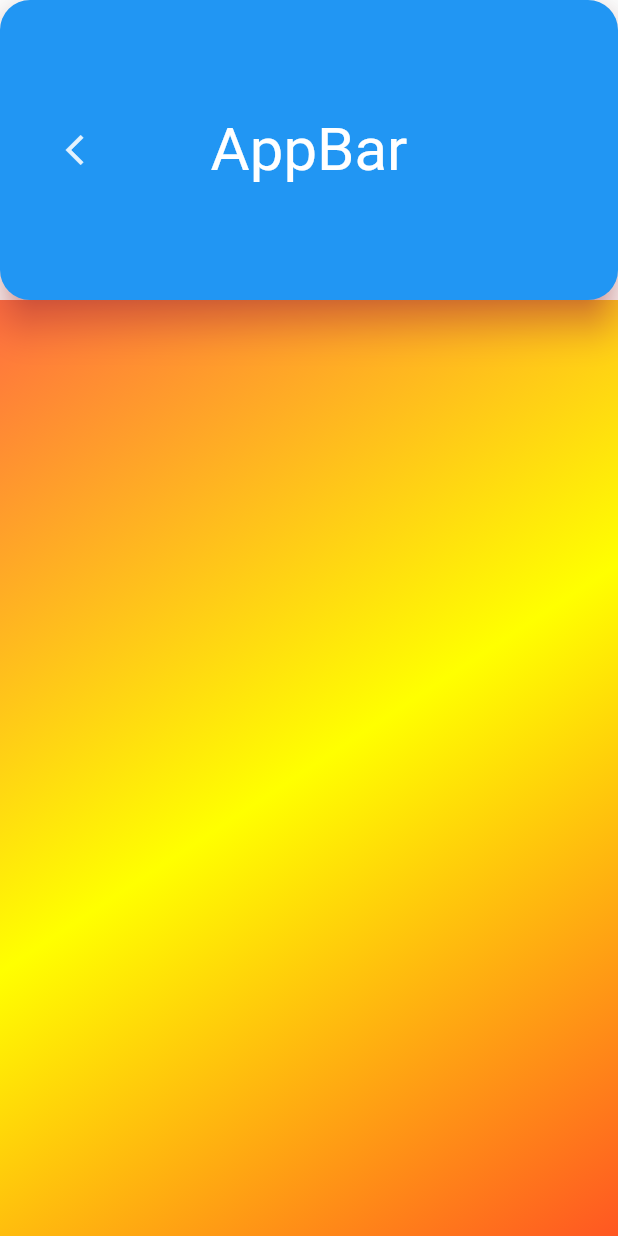
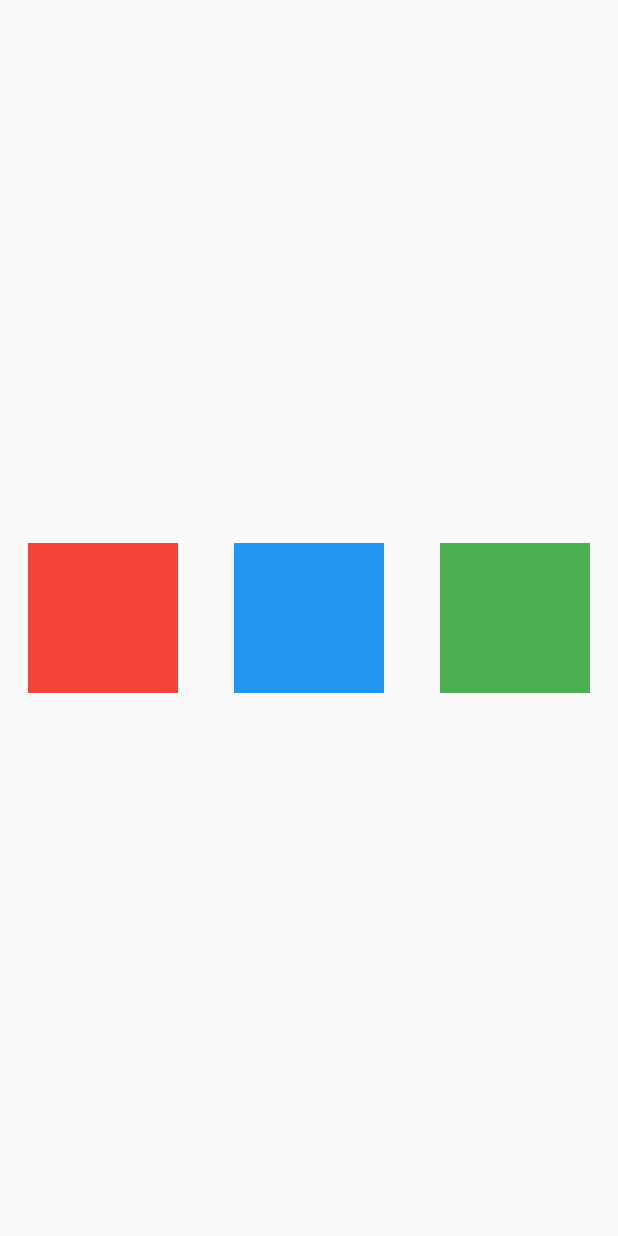
Before and after one commit to Swathypalaniappan/Flutter_Examples, a Flutter app: the screen it shows after launch, on a phone screen of 412 x 824 dp. Run offline on Flutter 3.47's test engine with Material 2 defaults, Android fonts, the phone set to English and light mode, and no system bars.

```diff
--- a/app/lib/main.dart
+++ b/app/lib/main.dart
@@ -1,6 +1,6 @@
 import 'package:flutter/material.dart';
 
-void main() {
+void main(){
   runApp(Home());
 }
 
@@ -8,62 +8,72 @@ class Home extends StatelessWidget {
   @override
   Widget build(BuildContext context) {
     return MaterialApp(
-      home: FirstPage(),
-      title: "appbar",
+      home:First(),
+      title:"Columns and Rows",
       debugShowCheckedModeBanner: false,
     );
   }
 }
 
-class FirstPage extends StatelessWidget {
+// class First extends StatelessWidget {
+//   @override
+//   Widget build(BuildContext context) {
+//     return Scaffold(
+//       body:Center(
+//         child:Column(
+//         //mainAxisSize:MainAxisSize.max,
+//         mainAxisAlignment:MainAxisAlignment.spaceBetween,
+//         crossAxisAlignment:CrossAxisAlignment.center,
+//         children:<Widget>[
+//           Container(
+//             width:100,
+//             height: 100,
+//             color:Colors.red,
+//           ),
+//           Container(
+//             width:100,
+//             height: 100,
+//             color:Colors.blue,
+//           ),
+//           Container(
+//             width:100,
+//             height: 100,
+//             color:Colors.green,
+//           ),
+//         ],
+//       ),
+//     ));
+//   }
+// }
+
+
+class First extends StatelessWidget{
   @override
-  Widget build(BuildContext context) {
-    return SafeArea(
-      child: Scaffold(
-        appBar: AppBar(
-            backgroundColor:Colors.blue,
-            title:Text("AppBar"),
-            titleTextStyle: TextStyle(fontSize:40),
-            leading:Icon(Icons.arrow_back_ios_sharp),
-            leadingWidth:100,
-            centerTitle: true,
-            elevation:10,
-            toolbarOpacity:0.7,
-            toolbarHeight:200,
-            shape: RoundedRectangleBorder(borderRadius: BorderRadius.circular(20)),
-            titleSpacing:10.0,
-            shadowColor: Colors.redAccent,
-          ),
-      body: Center(
-        child: Container(
-          // width: 300,
-          // height: 300,
-          // child: Text('Boxshadow'),
-          alignment: Alignment.center,
-          decoration: BoxDecoration(
-              // border: Border.all(color: Colors.black, width: 2.0),
-              // shape: BoxShape.circle,
-              // color:Colors.amber,
-              gradient: LinearGradient(
-                colors:<Color>[Colors.deepOrangeAccent,Colors.yellowAccent,Colors.deepOrange],
-                begin:Alignment.topLeft,
-                end:Alignment.bottomRight,
-              ),
-              // boxShadow: <BoxShadow>[
-              //   BoxShadow(
-              //       blurRadius: 2.5,
-              //       color: Colors.redAccent,
-              //       spreadRadius: 10,
-              //       offset: Offset(5, 10)),
-              //   BoxShadow(
-              //       blurRadius: 2.5,
-              //       color: Colors.blueAccent,
-              //       spreadRadius: 10,
-              //       offset: Offset(-10, -5))
-              // ]
+  Widget build(BuildContext context){
+    return Scaffold(
+      body:Center(
+        child:Row(
+          mainAxisAlignment: MainAxisAlignment.spaceAround,
+          crossAxisAlignment: CrossAxisAlignment.center,
+          children:<Widget>[
+            Container(
+              width:100,
+              height:100,
+              color:Colors.red,
             ),
+            Container(
+              width:100,
+              height:100,
+              color:Colors.blue,
+            ),
+            Container(
+              width:100,
+              height:100,
+              color:Colors.green,
+            ),
+          ],
         ),
       ),
-    ));
+    );
   }
 }
```
